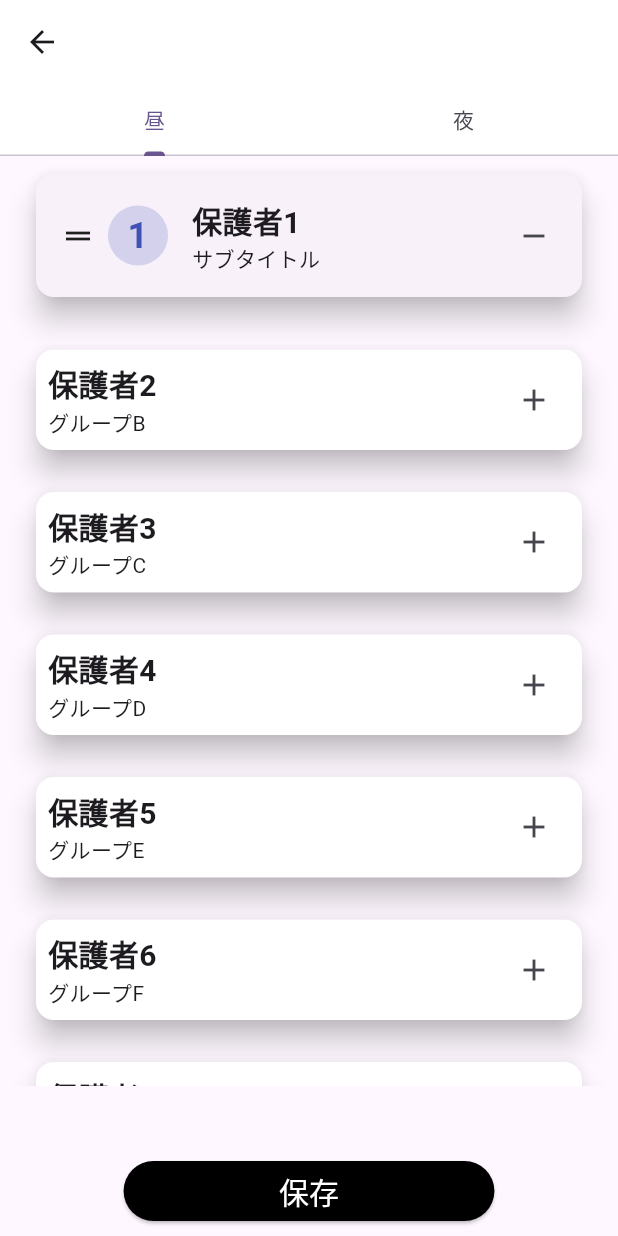
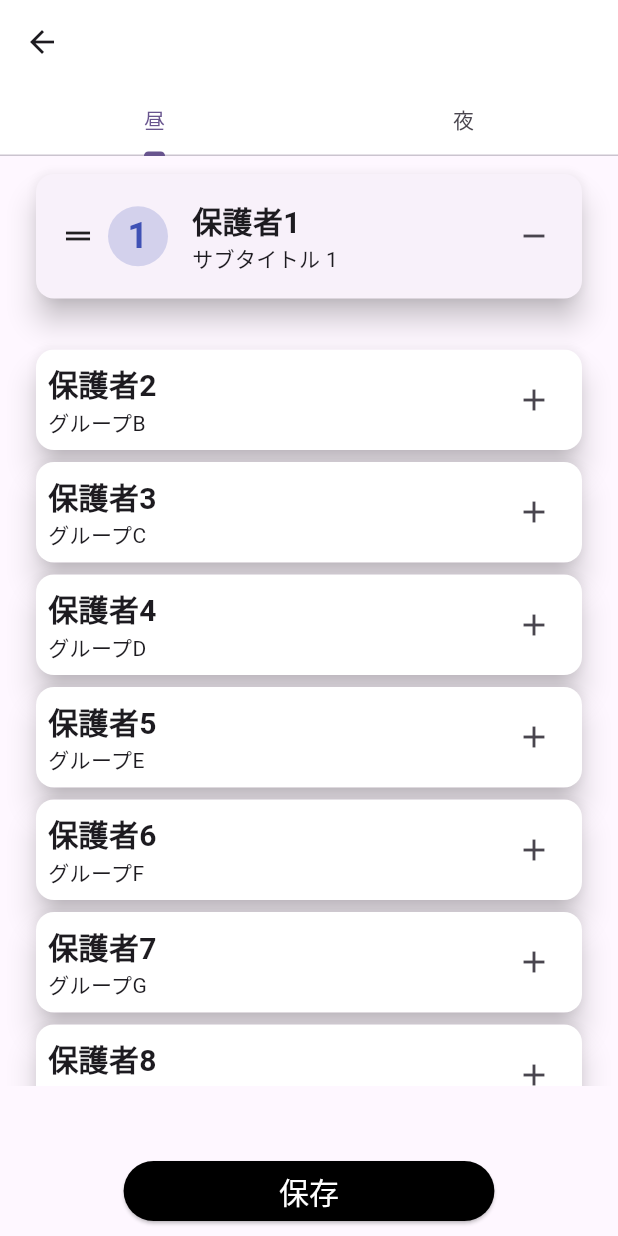
Before and after one commit to GreenTeaProgrammers/WhereChildBus, a Flutter app: the BusGuardianManagePage screen opened directly, after a tap on the "add" icon, on a phone screen of 412 x 824 dp. Run offline on Flutter 3.47's test engine with Material 3 defaults, Android fonts, the phone set to English and light mode, and no system bars; our stand-ins replace fixnum, flutter_dotenv, flutter_toggle_tab, image_picker; missing offline and left inert: grpc, protobuf.

Commit message:
feat:リスト表示のスクロールを統一

```diff
--- a/frontend/where_child_bus/lib/components/guardian_list/guardian_list.dart
+++ b/frontend/where_child_bus/lib/components/guardian_list/guardian_list.dart
@@ -28,12 +28,66 @@ class _GuardiansListState extends State<GuardianList> {
   }
 
   Widget body() {
-    return Column(
-      children: [
-        addedGuardiansListView(),
-        const SizedBox(height: 15,),
-        unSelectedGuardiansListView(),
-      ],
+    return SingleChildScrollView(
+      child: Column(
+        children: [
+          Container(
+            height: calculateAddedGuardiansHeight(),
+            child: ReorderableListView(
+              onReorder: (int oldIndex, int newIndex) => onReorder(oldIndex, newIndex),
+              shrinkWrap: true,
+              physics: NeverScrollableScrollPhysics(),
+              children: widget.addedGuardians.map((item) {
+                int index = widget.addedGuardians.indexOf(item);
+                return SelectedGuardianListElement(
+                  key: ValueKey(item),
+                  title: item,
+                  subtitle: "サブタイトル ${index + 1}",
+                  order: index + 1,
+                  onButtonPressed: () => removeGuardians(index),
+                );
+              }).toList(),
+            ),
+          ),
+          const SizedBox(height: 15),
+          for (int index = 0; index < widget.guardianNames.length; index++)
+            guardianListElement(context, index),
+        ],
+      ),
+    );
+  }
+
+  void onReorder(int oldIndex, int newIndex) {
+    setState(() {
+      if (newIndex > oldIndex) {
+        newIndex -= 1;
+      }
+      final item = widget.addedGuardians.removeAt(oldIndex);
+      widget.addedGuardians.insert(newIndex, item);
+    });
+  }
+
+
+  double calculateAddedGuardiansHeight() {
+    // 項目の高さ、項目間のスペース、その他のマージンなどを考慮して高さを計算
+    double itemHeight = 110.0;
+    int itemCount = widget.addedGuardians.length;
+    return itemHeight * itemCount;
+  }
+
+  Widget addedGuardiansListViewContent() {
+    return ListView.builder(
+      itemCount: widget.addedGuardians.length,
+      itemBuilder: (context, index) {
+        String item = widget.addedGuardians[index];
+        // 追加された保護者リストの項目を構築
+        return SelectedGuardianListElement(
+          title: item,
+          subtitle: "サブタイトル",
+          order: index + 1,
+          onButtonPressed: () => removeGuardians(index),
+        );
+      },
     );
   }
 
```
